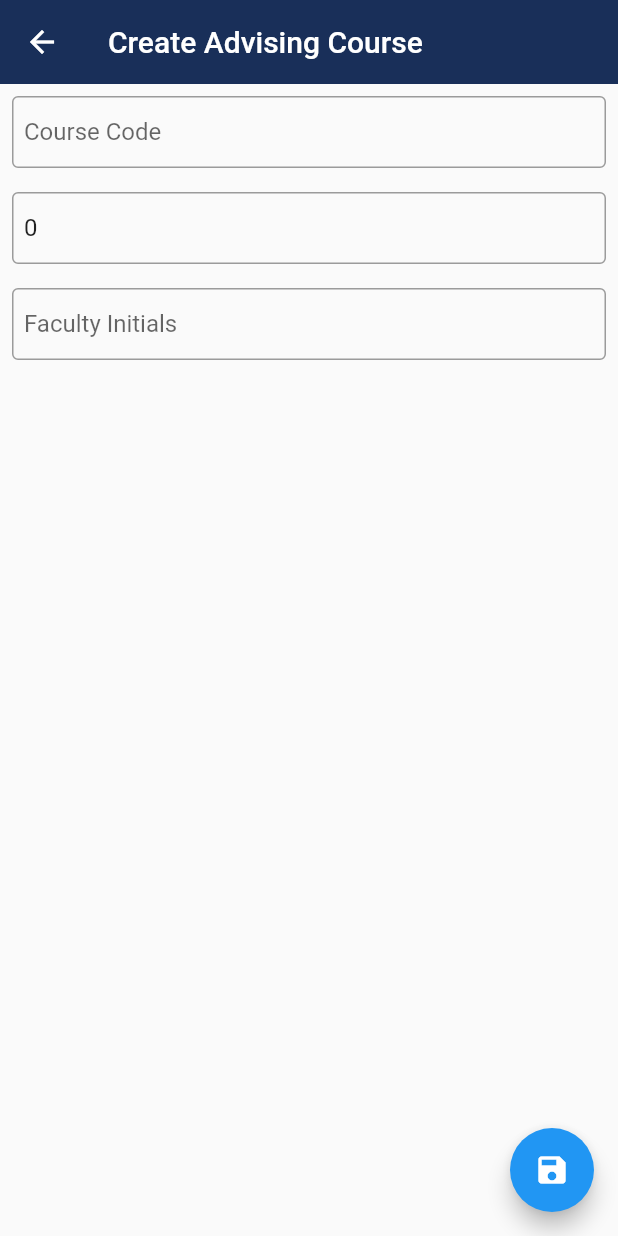
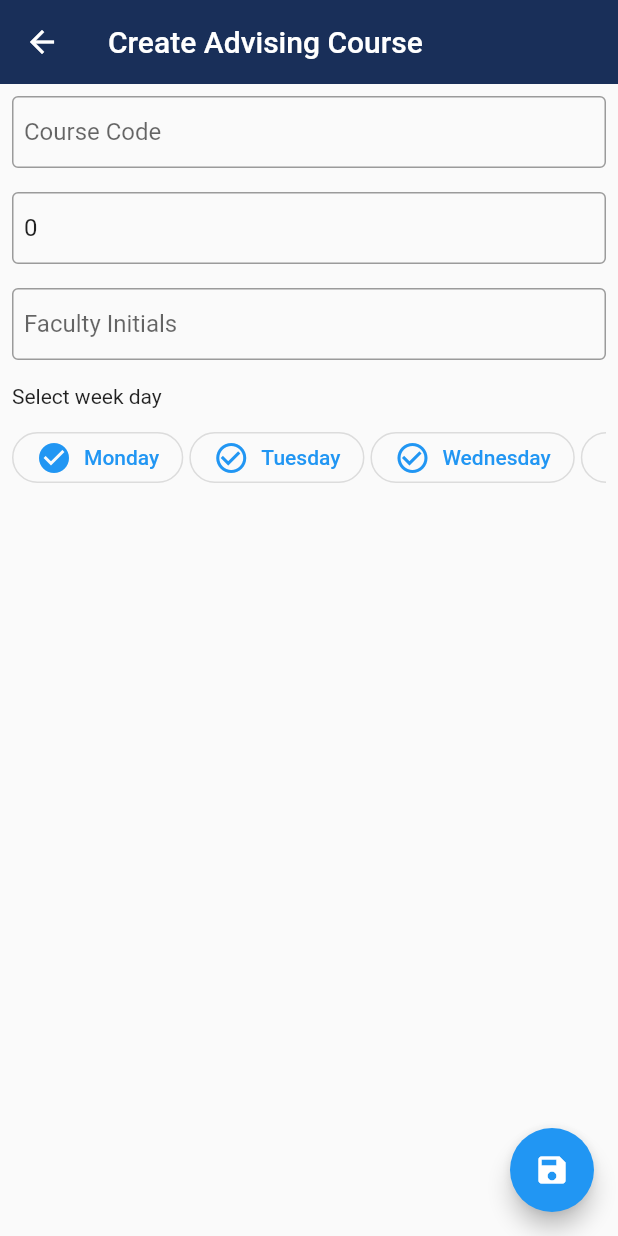
Before and after one commit to minhaz1217/no-cg-no-life, a Flutter app: the CreateAdvisingCourse screen opened by its route, after a tap on "Advising Helper", on a phone screen of 412 x 824 dp. Run offline on Flutter 3.47's test engine with Material 2 defaults, Android fonts, the phone set to English and light mode, and no system bars; our stand-ins replace page_transition, syncfusion_flutter_gauges; generated files the repository leaves out were written again.

Commit message:
week day selector working

```diff
--- a/no_cg_no_life_app/lib/enums/DayOfTheWeek.dart
+++ b/no_cg_no_life_app/lib/enums/DayOfTheWeek.dart
@@ -8,3 +8,24 @@ enum DayOfTheWeek{
   Saturday,
   Sunday
 }
+
+String DayOfTheWeekToString(DayOfTheWeek dayOfTheWeek){
+  switch(dayOfTheWeek){
+    case DayOfTheWeek.Monday:
+      return "Monday";
+    case DayOfTheWeek.Tuesday:
+      return "Tuesday";
+    case DayOfTheWeek.Wednesday:
+      return "Wednesday";
+    case DayOfTheWeek.Thursday:
+      return "Thursday";
+    case DayOfTheWeek.Friday:
+      return "Friday";
+    case DayOfTheWeek.Saturday:
+      return "Saturday";
+    case DayOfTheWeek.Sunday:
+      return "Sunday";
+    default:
+      return "";
+  }
+}
--- a/no_cg_no_life_app/lib/screens/views/advising_course_crud/create_advising_course.dart
+++ b/no_cg_no_life_app/lib/screens/views/advising_course_crud/create_advising_course.dart
@@ -1,5 +1,9 @@
+import 'dart:io';
+
 import 'package:flutter/material.dart';
+import 'package:flutter/rendering.dart';
 import 'package:flutter_gen/gen_l10n/app_localizations.dart';
+import 'package:no_cg_no_life_app/enums/DayOfTheWeek.dart';
 import 'package:no_cg_no_life_app/helpers/localization_helper.dart';
 import 'package:no_cg_no_life_app/models/FormTextFieldMustHave.dart';
 import 'package:no_cg_no_life_app/screens/sharedComponents/generic_text_field/generic_text_field.dart';
@@ -61,9 +65,75 @@ class _CreateAdvisingCourseFormControllers{
 class _CreateAdvisingCourseState extends State<CreateAdvisingCourse> {
   late GlobalKey<FormState> _formKey;
   late _CreateAdvisingCourseFormControllers controllers;
+  late Map<String, bool> dayOfTheWeekCheckBoxMap;
+
   _CreateAdvisingCourseState(){
     this._formKey = GlobalKey<FormState>();
     this.controllers = _CreateAdvisingCourseFormControllers();
+    dayOfTheWeekCheckBoxMap = Map<String,bool>();
+    DayOfTheWeek.values.forEach((e){
+      if(e != DayOfTheWeek.NULLDAY){
+        dayOfTheWeekCheckBoxMap[ DayOfTheWeekToString(e) ] = false;
+      }
+    });
+  }
+
+  toggleDayOfTheWeek(String key){
+    int counter = 0;
+    String lastEnabledKey = "";
+    dayOfTheWeekCheckBoxMap.forEach((key2, value) {
+      if(value == true){
+        counter++;
+        lastEnabledKey = key2;
+      }
+    });
+    if(counter >= 2 && dayOfTheWeekCheckBoxMap[key] == false){
+      dayOfTheWeekCheckBoxMap[lastEnabledKey] = false;
+    }
+    dayOfTheWeekCheckBoxMap[key] = dayOfTheWeekCheckBoxMap[key] == true ? false : true;
+  }
+
+
+  // TODO: try to generalize this function so that we can generate list from the enum directly, and remove some enums if we want.
+  // generating checkboxes for the day selector.
+  List<Widget> generateWeekDayPicker(){
+    List<Widget> weekDaysWidget = List<Widget>.empty(growable: true);
+    dayOfTheWeekCheckBoxMap.forEach((key, value){
+      bool currentValue = dayOfTheWeekCheckBoxMap[key]!;
+      weekDaysWidget.add(
+          Container(
+            margin: EdgeInsets.only(right: 4),
+            child: OutlinedButton.icon(
+                icon: Icon( currentValue? Icons.check_circle : Icons.check_circle_outline),
+                label: Text("$key"),
+                style: ButtonStyle(
+                  shape: MaterialStateProperty.all(RoundedRectangleBorder(borderRadius: BorderRadius.circular(30.0))),
+                ),
+                onPressed: (){
+                  toggleDayOfTheWeek(key);
+                    setState(() {});
+                },
+            ),
+          )
+      );
+    }
+    );
+
+    return [
+      Padding(
+        padding: const EdgeInsets.all(8.0),
+        child: Text("Select week day"),
+      ),
+      Container(
+        height: 50,
+        padding: const EdgeInsets.all(8.0),
+        child: ListView(
+          scrollDirection: Axis.horizontal,
+          children: weekDaysWidget ,
+        ),
+      )
+    ];
+
   }
 
   @override
@@ -93,7 +163,7 @@ class _CreateAdvisingCourseState extends State<CreateAdvisingCourse> {
               validator: this.controllers.facultyTextFieldController.validator,
               hintText:   T(context)!.createAdvisingCourseFacultyHint,
             ),
-
+            ...generateWeekDayPicker(),
           ],
         ),
       ),
--- a/no_cg_no_life_app/pubspec.yaml
+++ b/no_cg_no_life_app/pubspec.yaml
@@ -20,7 +20,6 @@ dependencies:
   url_launcher: ^6.0.8
   syncfusion_flutter_gauges: ^19.2.44
   scoped_model: ^2.0.0-nullsafety.0 # TODO: update this version to a stable version if a stable version is released.
-
 
   cupertino_icons: ^1.0.2
 
```
